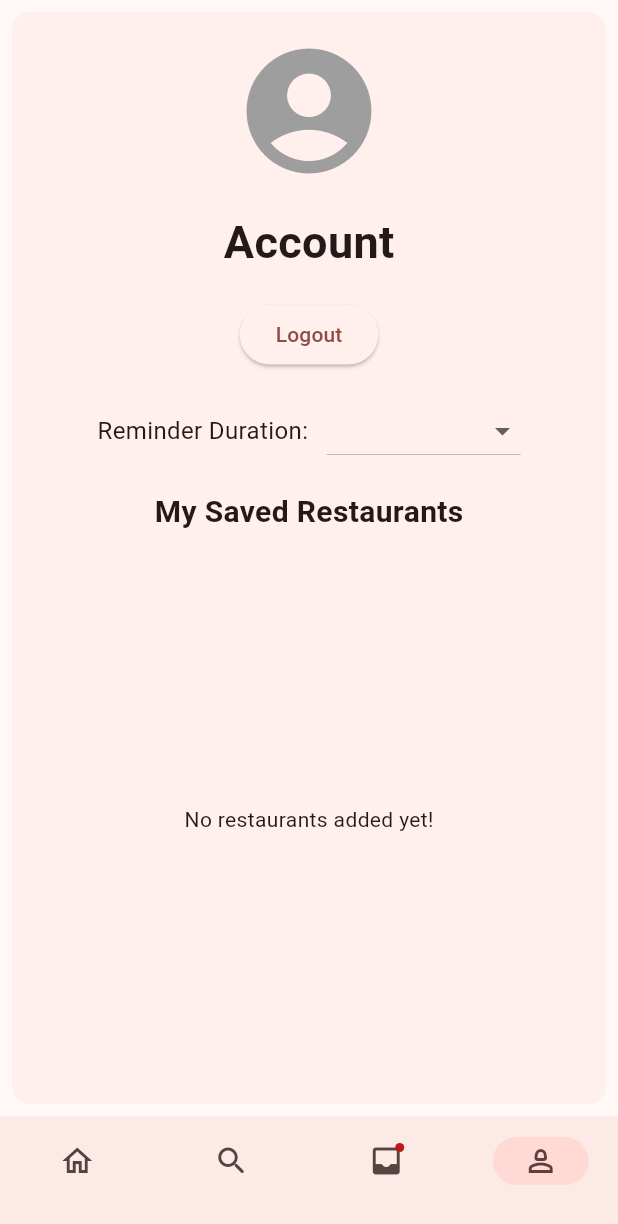
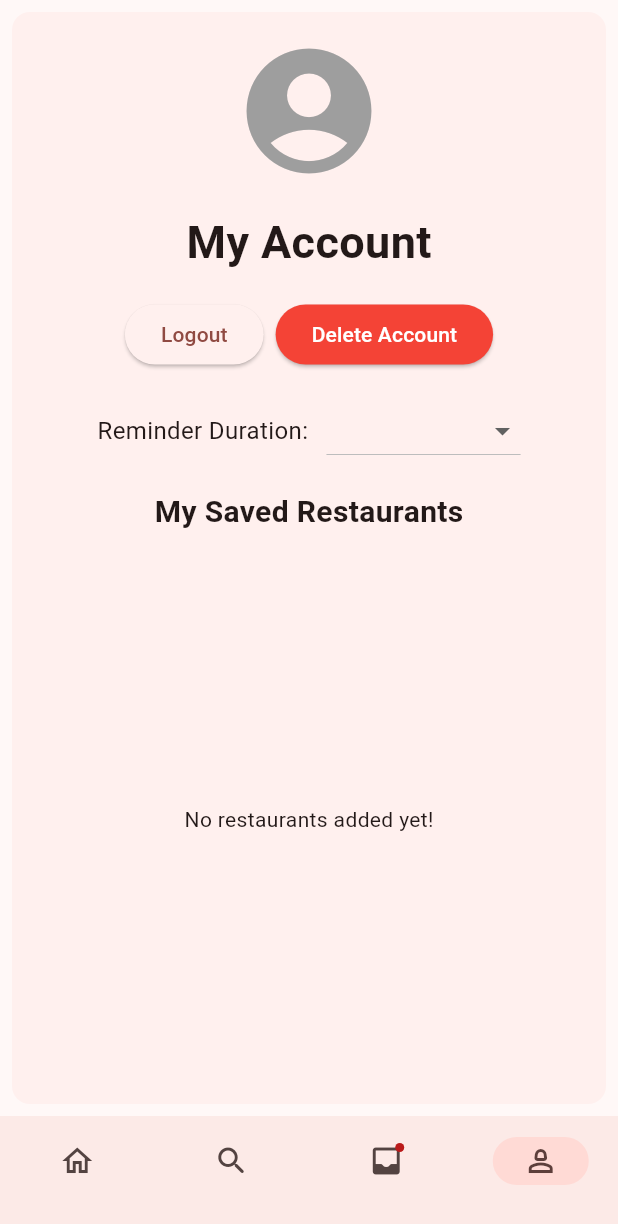
Before and after one commit to GuyWhoCode/QuickBites, a Flutter app: the NavBar screen opened directly, item 4 of the bottom bar chosen, on a phone screen of 412 x 824 dp. Shown: the top 1224 px of the screen. Run offline on Flutter 3.47's test engine with Material 3 defaults, Android fonts, the phone set to English and light mode, and no system bars; our stand-ins replace cloud_firestore, firebase_auth, firebase_core, flutter_cache_manager, geolocator; accounts and stored records are empty.

Commit message:
feat: delete account button

```diff
--- a/lib/pages/account/page.dart
+++ b/lib/pages/account/page.dart
@@ -31,10 +31,13 @@ class AccountPage extends StatelessWidget {
             const Icon(Icons.account_circle, size: 100, color: Colors.grey),
             const SizedBox(height: 16),
             const Text(
-              "Account",
+              "My Account",
               style: TextStyle(fontSize: 30, fontWeight: FontWeight.bold),
             ),
             const SizedBox(height: 16),
+            Row(
+              mainAxisAlignment: MainAxisAlignment.center,
+              children: [
                 ElevatedButton(
                   onPressed: () {
                     authProvider.logout();
@@ -45,6 +48,23 @@ class AccountPage extends StatelessWidget {
                   },
                   child: const Text("Logout"),
                 ),
+                const SizedBox(width: 8),
+                ElevatedButton(
+                  onPressed: () {
+                    authProvider.deleteAccount();
+                    Navigator.pushReplacement(
+                      context,
+                      MaterialPageRoute(builder: (context) => const AuthPage()),
+                    );
+                  },
+                  child: const Text("Delete Account"),
+                  style: ElevatedButton.styleFrom(
+                    backgroundColor: Colors.red,
+                    foregroundColor: Colors.white,
+                  ),
+                ),
+              ],
+            ),
             const SizedBox(height: 16),
             Row(
               mainAxisAlignment: MainAxisAlignment.center,
@@ -52,7 +72,9 @@ class AccountPage extends StatelessWidget {
                 Text("Reminder Duration: ", style: TextStyle(fontSize: 16)),
                 const SizedBox(width: 8),
                 DropdownButton<int>(
-                  value: authProvider.currentUser?.restaurantReminderDuration ?? 604800000,
+                  value:
+                      authProvider.currentUser?.restaurantReminderDuration ??
+                      604800000,
                   items: const [
                     DropdownMenuItem(
                       value: 432000000, // 5 days in milliseconds
@@ -77,7 +99,9 @@ class AccountPage extends StatelessWidget {
                   ],
                   onChanged: (value) {
                     if (value != null) {
-                      context.read<AuthStateProvider>().updateReminderDuration(value);
+                      context.read<AuthStateProvider>().updateReminderDuration(
+                        value,
+                      );
                     }
                   },
                 ),
```
Also changed, not shown: lib/providers/auth_provider.dart (+8 -1 lines). Lines whose indentation alone changed are shown as unchanged.
